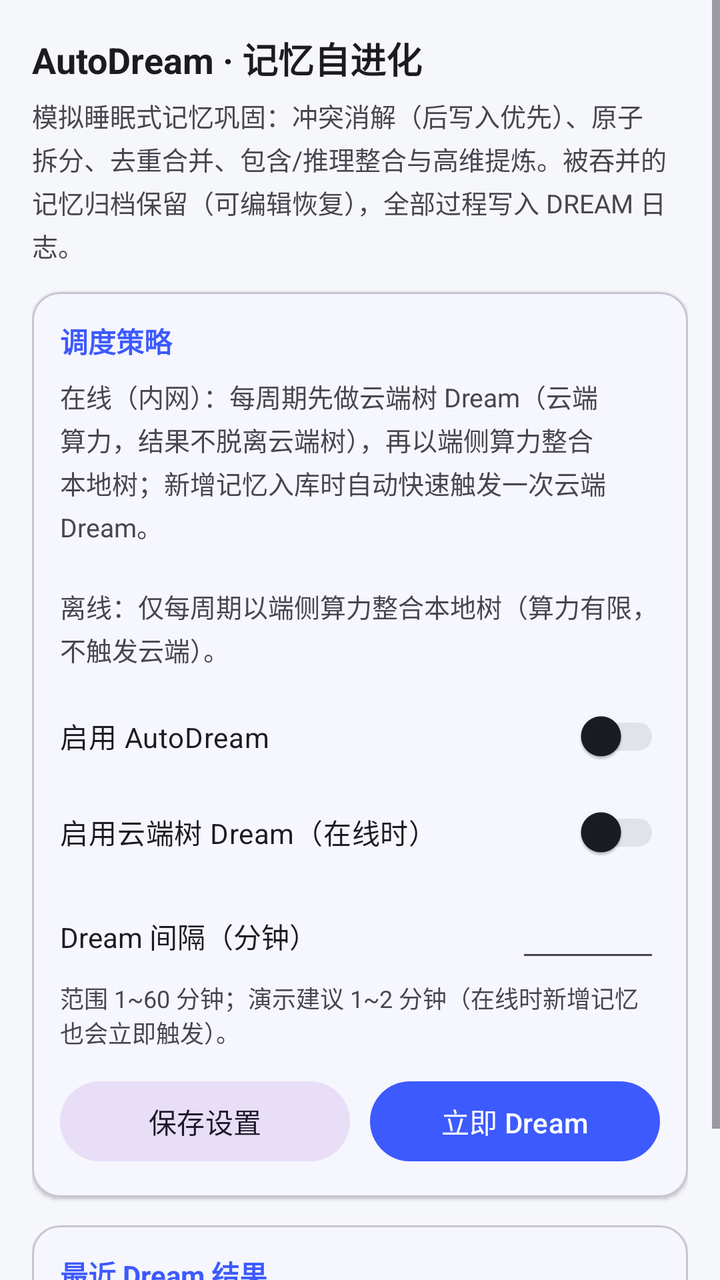
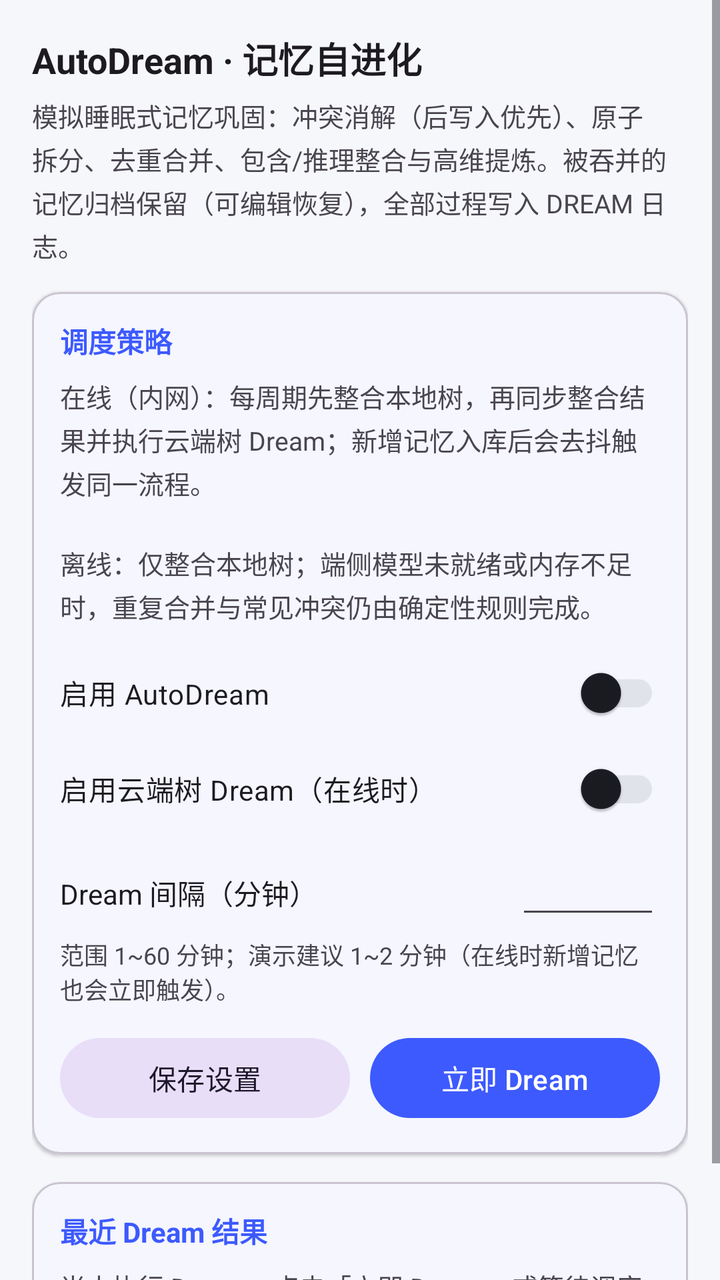

Two renders of the same Android screen: before a commit and after it. Below are the layout's source before the change and the commit's diff.
<!-- AndroidManifest.xml: application theme Theme.OSMemory -->
<!-- res/layout/fragment_dream_settings.xml -->
<?xml version="1.0" encoding="utf-8"?>
<ScrollView xmlns:android="http://schemas.android.com/apk/res/android"
    xmlns:app="http://schemas.android.com/apk/res-auto"
    android:layout_width="match_parent"
    android:layout_height="match_parent"
    android:background="@color/brand_background"
    android:fillViewport="true">

    <LinearLayout
        android:layout_width="match_parent"
        android:layout_height="wrap_content"
        android:orientation="vertical"
        android:padding="16dp">

        <TextView
            android:layout_width="match_parent"
            android:layout_height="wrap_content"
            android:text="AutoDream · 记忆自进化"
            android:textColor="?android:attr/textColorPrimary"
            android:textSize="18sp"
            android:textStyle="bold" />

        <TextView
            android:layout_width="match_parent"
            android:layout_height="wrap_content"
            android:layout_marginTop="6dp"
            android:lineSpacingExtra="3dp"
            android:text="模拟睡眠式记忆巩固：冲突消解（后写入优先）、原子拆分、去重合并、包含/推理整合与高维提炼。被吞并的记忆归档保留（可编辑恢复），全部过程写入 DREAM 日志。"
            android:textColor="?android:attr/textColorSecondary"
            android:textSize="13sp" />

        <com.google.android.material.card.MaterialCardView
            android:layout_width="match_parent"
            android:layout_height="wrap_content"
            android:layout_marginTop="14dp"
            app:cardBackgroundColor="?attr/colorSurface"
            app:cardCornerRadius="14dp"
            app:cardElevation="1dp">

            <LinearLayout
                android:layout_width="match_parent"
                android:layout_height="wrap_content"
                android:orientation="vertical"
                android:padding="14dp">

                <TextView
                    android:layout_width="match_parent"
                    android:layout_height="wrap_content"
                    android:text="调度策略"
                    android:textColor="?attr/colorPrimary"
                    android:textSize="14sp"
                    android:textStyle="bold" />

                <TextView
                    android:layout_width="match_parent"
                    android:layout_height="wrap_content"
                    android:layout_marginTop="8dp"
                    android:lineSpacingExtra="3dp"
                    android:text="在线（内网）：每周期先做云端树 Dream（云端算力，结果不脱离云端树），再以端侧算力整合本地树；新增记忆入库时自动快速触发一次云端 Dream。\n\n离线：仅每周期以端侧算力整合本地树（算力有限，不触发云端）。"
                    android:textColor="?android:attr/textColorSecondary"
                    android:textSize="13sp" />

                <androidx.appcompat.widget.SwitchCompat
                    android:id="@+id/swDreamEnabled"
                    android:layout_width="match_parent"
                    android:layout_height="wrap_content"
                    android:layout_marginTop="10dp"
                    android:text="启用 AutoDream" />

                <androidx.appcompat.widget.SwitchCompat
                    android:id="@+id/swCloudDream"
                    android:layout_width="match_parent"
                    android:layout_height="wrap_content"
                    android:text="启用云端树 Dream（在线时）" />

                <LinearLayout
                    android:layout_width="match_parent"
                    android:layout_height="wrap_content"
                    android:layout_marginTop="10dp"
                    android:gravity="center_vertical"
                    android:orientation="horizontal">

                    <TextView
                        android:layout_width="0dp"
                        android:layout_height="wrap_content"
                        android:layout_weight="1"
                        android:text="Dream 间隔（分钟）"
                        android:textColor="?android:attr/textColorPrimary"
                        android:textSize="14sp" />

                    <EditText
                        android:id="@+id/etDreamInterval"
                        android:layout_width="72dp"
                        android:layout_height="wrap_content"
                        android:gravity="center"
                        android:inputType="number"
                        android:textSize="14sp" />
                </LinearLayout>

                <TextView
                    android:layout_width="match_parent"
                    android:layout_height="wrap_content"
                    android:layout_marginTop="4dp"
                    android:text="范围 1~60 分钟；演示建议 1~2 分钟（在线时新增记忆也会立即触发）。"
                    android:textColor="?android:attr/textColorSecondary"
                    android:textSize="12sp" />

                <LinearLayout
                    android:layout_width="match_parent"
                    android:layout_height="wrap_content"
                    android:layout_marginTop="12dp"
                    android:orientation="horizontal">

                    <com.google.android.material.button.MaterialButton
                        android:id="@+id/btnSaveDream"
                        style="@style/Widget.Material3.Button.TonalButton"
                        android:layout_width="0dp"
                        android:layout_height="wrap_content"
                        android:layout_weight="1"
                        android:text="保存设置" />

                    <com.google.android.material.button.MaterialButton
                        android:id="@+id/btnDreamNow"
                        android:layout_width="0dp"
                        android:layout_height="wrap_content"
                        android:layout_marginStart="10dp"
                        android:layout_weight="1"
                        android:text="立即 Dream" />
                </LinearLayout>
            </LinearLayout>
        </com.google.android.material.card.MaterialCardView>

        <com.google.android.material.card.MaterialCardView
            android:layout_width="match_parent"
            android:layout_height="wrap_content"
            android:layout_marginTop="14dp"
            app:cardBackgroundColor="?attr/colorSurface"
            app:cardCornerRadius="14dp"
            app:cardElevation="1dp">

            <LinearLayout
                android:layout_width="match_parent"
                android:layout_height="wrap_content"
                android:orientation="vertical"
                android:padding="14dp">

                <TextView
                    android:layout_width="match_parent"
                    android:layout_height="wrap_content"
                    android:text="最近 Dream 结果"
                    android:textColor="?attr/colorPrimary"
                    android:textSize="14sp"
                    android:textStyle="bold" />

                <TextView
                    android:id="@+id/tvDreamResult"
                    android:layout_width="match_parent"
                    android:layout_height="wrap_content"
                    android:layout_marginTop="8dp"
                    android:lineSpacingExtra="3dp"
                    android:text="尚未执行 Dream。点击「立即 Dream」或等待调度周期自动触发。"
                    android:textColor="?android:attr/textColorSecondary"
                    android:textSize="13sp" />
            </LinearLayout>
        </com.google.android.material.card.MaterialCardView>
    </LinearLayout>
</ScrollView>
<!-- resources referenced by this layout -->
<resources>
  <color name="brand_background">#F6F7FB</color>
  <style name="Theme.OSMemory" parent="Base.Theme.OSMemory" />
  <style name="Base.Theme.OSMemory" parent="Theme.Material3.DayNight.NoActionBar">
          <item name="colorPrimary">@color/brand_primary</item>
          <item name="colorOnPrimary">@color/white</item>
          <item name="colorSecondary">@color/brand_secondary</item>
          <item name="colorOnSecondary">@color/white</item>
          <item name="colorTertiary">@color/brand_tertiary</item>
          <item name="android:colorBackground">@color/brand_background</item>
          <item name="colorSurface">@color/brand_surface</item>
          <item name="colorOnSurface">@color/brand_on_surface</item>
          <item name="colorOutline">@color/brand_outline</item>
          <item name="android:statusBarColor">@color/brand_primary</item>
      </style>
  <color name="brand_primary">#3D5AFE</color>
  <color name="white">#FFFFFFFF</color>
  <color name="brand_secondary">#00897B</color>
  <color name="brand_tertiary">#7C4DFF</color>
  <color name="brand_surface">#FFFFFF</color>
  <color name="brand_on_surface">#1B1C22</color>
  <color name="brand_outline">#E1E3EB</color>
</resources>

<!-- the commit's change to res/layout/fragment_dream_settings.xml (unified diff, before → after) -->
@@ -56,7 +56,7 @@
                     android:layout_height="wrap_content"
                     android:layout_marginTop="8dp"
                     android:lineSpacingExtra="3dp"
-                    android:text="在线（内网）：每周期先做云端树 Dream（云端算力，结果不脱离云端树），再以端侧算力整合本地树；新增记忆入库时自动快速触发一次云端 Dream。\n\n离线：仅每周期以端侧算力整合本地树（算力有限，不触发云端）。"
+                    android:text="在线（内网）：每周期先整合本地树，再同步整合结果并执行云端树 Dream；新增记忆入库后会去抖触发同一流程。\n\n离线：仅整合本地树；端侧模型未就绪或内存不足时，重复合并与常见冲突仍由确定性规则完成。"
                     android:textColor="?android:attr/textColorSecondary"
                     android:textSize="13sp" />
 
